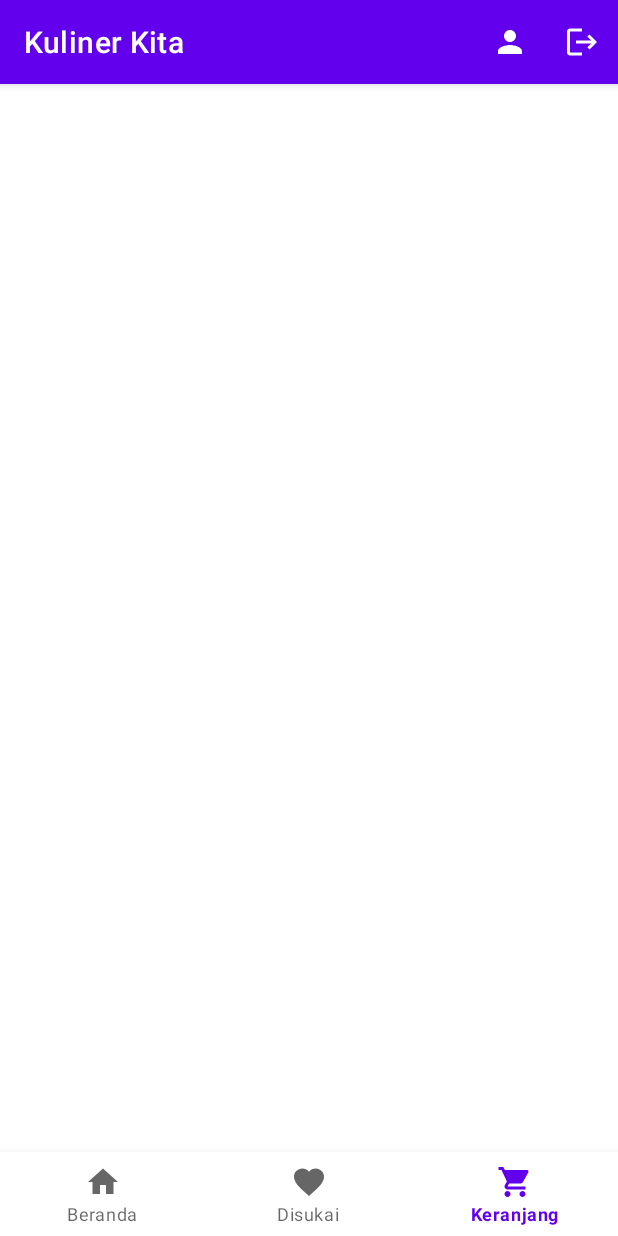
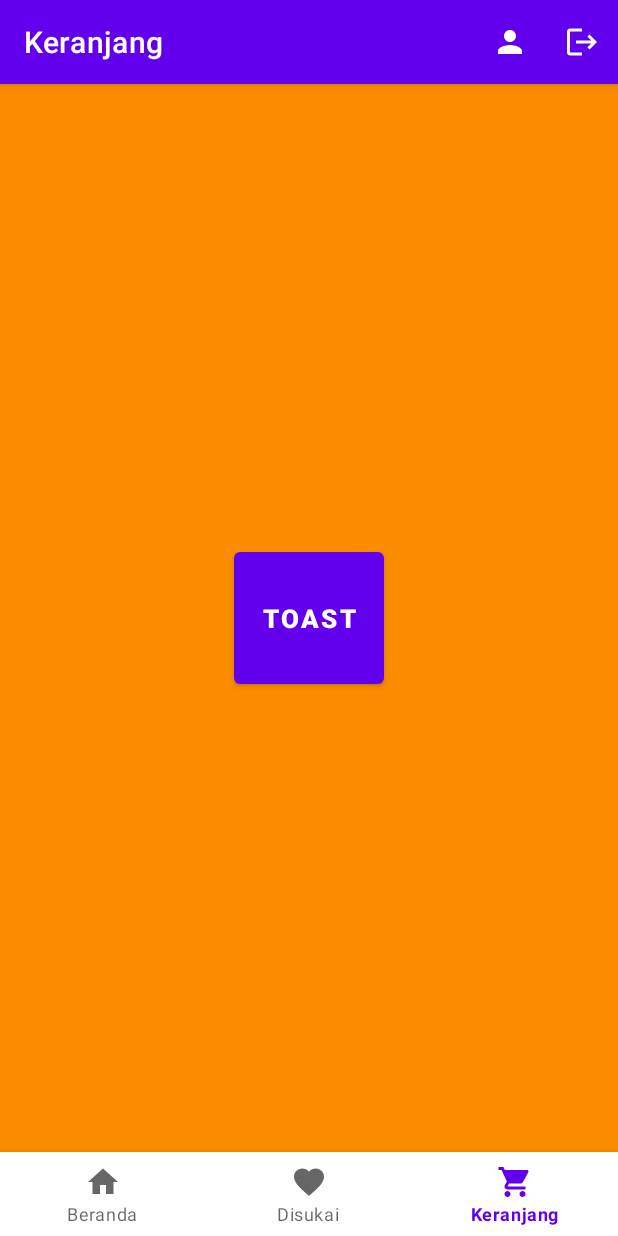
Before and after one commit to robetbangunlegato/kulinerkita, an Android app: the screen it shows after launch (MainActivity), item 3 of the bottom bar chosen, on a phone screen of 412 x 824 dp. Run offline under Robolectric (Android 15) with nearby library versions, the phone set to English and light mode, and no system bars.

Commit message:
update 1.2

```diff
--- a/app/src/main/java/com/robet/kulinerkita/FragmentKeranjang.java
+++ b/app/src/main/java/com/robet/kulinerkita/FragmentKeranjang.java
@@ -2,11 +2,15 @@ package com.robet.kulinerkita;
 
 import android.os.Bundle;
 
+import androidx.annotation.NonNull;
+import androidx.annotation.Nullable;
 import androidx.fragment.app.Fragment;
 
 import android.view.LayoutInflater;
 import android.view.View;
 import android.view.ViewGroup;
+import android.widget.Button;
+import android.widget.Toast;
 
 /**
  * A simple {@link Fragment} subclass.
@@ -23,6 +27,7 @@ public class FragmentKeranjang extends Fragment {
     // TODO: Rename and change types of parameters
     private String mParam1;
     private String mParam2;
+    private Button btnToast;
 
     public FragmentKeranjang() {
         // Required empty public constructor
@@ -61,4 +66,18 @@ public class FragmentKeranjang extends Fragment {
         // Inflate the layout for this fragment
         return inflater.inflate(R.layout.fragment_keranjang, container, false);
     }
+
+    @Override
+    public void onViewCreated(@NonNull View view, @Nullable Bundle savedInstanceState) {
+        super.onViewCreated(view, savedInstanceState);
+        btnToast = view.findViewById(R.id.btn_toast);
+        btnToast.setOnClickListener(new View.OnClickListener() {
+            @Override
+            public void onClick(View view) {
+                Toast.makeText(getActivity(), "Ini adalah fragment keranjang", Toast.LENGTH_SHORT).show();
+            }
+        });
+    }
+
+
 }
--- a/app/src/main/java/com/robet/kulinerkita/MainActivity.java
+++ b/app/src/main/java/com/robet/kulinerkita/MainActivity.java
@@ -1,16 +1,54 @@
 package com.robet.kulinerkita;
 
+import androidx.annotation.NonNull;
 import androidx.appcompat.app.AppCompatActivity;
+import androidx.fragment.app.Fragment;
+import androidx.fragment.app.FragmentManager;
+import androidx.fragment.app.FragmentTransaction;
 
+import android.content.Intent;
 import android.os.Bundle;
 import android.view.Menu;
+import android.view.MenuItem;
+
+import com.google.android.material.bottomnavigation.BottomNavigationView;
+import com.google.android.material.navigation.NavigationBarView;
 
 public class MainActivity extends AppCompatActivity {
+    private BottomNavigationView bnvKulinerKita;
+
+
 
     @Override
     protected void onCreate(Bundle savedInstanceState) {
         super.onCreate(savedInstanceState);
         setContentView(R.layout.activity_main);
+        bnvKulinerKita = findViewById(R.id.bnv_kuliner_kita);
+
+        //untuk membuka fragment default yaitu fragment beranda, agar ketika aplikasi pertama kali di buka langsung ke fragment beranda
+        bukaFragment(new FragmentBeranda());
+        getSupportActionBar().setTitle("Beranda");
+
+        bnvKulinerKita.setOnItemSelectedListener(new NavigationBarView.OnItemSelectedListener() {
+            @Override
+            public boolean onNavigationItemSelected(@NonNull MenuItem item) {
+                switch (item.getItemId()){
+                    case R.id.menu_beranda:
+                        bukaFragment(new FragmentBeranda());
+                        getSupportActionBar().setTitle("Beranda");
+                        return true;
+                    case R.id.menu_disukai:
+                        bukaFragment(new FragmentDisukai());
+                        getSupportActionBar().setTitle("Disukai");
+                        return true;
+                    case R.id.menu_keranjang:
+                        bukaFragment(new FragmentKeranjang());
+                        getSupportActionBar().setTitle("Keranjang");
+                        return true;
+                }
+                return false;
+            }
+        });
     }
 
     @Override
@@ -18,4 +56,25 @@ public class MainActivity extends AppCompatActivity {
         getMenuInflater().inflate(R.menu.menu_top_option,menu);
         return super.onCreateOptionsMenu(menu);
     }
+
+    @Override
+    public boolean onOptionsItemSelected(@NonNull MenuItem item) {
+        switch (item.getItemId()){
+            case R.id.menu_profil:
+                Intent pindah = new Intent(MainActivity.this, ProfilActivity.class);
+                startActivity(pindah);
+                break;
+            case R.id.menu_logout:
+                finish();
+
+        }
+        return super.onOptionsItemSelected(item);
+    }
+
+    private void bukaFragment(Fragment FRG){
+        FragmentManager FM = getSupportFragmentManager();
+        FragmentTransaction FT = FM.beginTransaction();
+        FT.replace(R.id.fl_container,FRG);
+        FT.commit();
+    }
 }
--- a/app/src/main/res/layout/fragment_keranjang.xml
+++ b/app/src/main/res/layout/fragment_keranjang.xml
@@ -6,4 +6,22 @@
     tools:context=".FragmentKeranjang"
     android:background="#FB8C00">
 
+
+    <RelativeLayout
+        android:layout_width="match_parent"
+        android:layout_height="match_parent"
+        android:layout_margin="6dp">
+
+        <Button
+            android:id="@+id/btn_toast"
+            android:layout_width="100dp"
+            android:layout_height="100dp"
+            android:layout_centerInParent="true"
+            android:text="TOAST"
+            android:textSize="17sp"
+            android:textStyle="bold"/>
+
+            />
+    </RelativeLayout>
+
 </FrameLayout>
```
Also changed, not shown: app/src/main/AndroidManifest.xml (+8 -0 lines), app/src/main/java/com/robet/kulinerkita/ProfilActivity.java (added, +17 -0 lines), app/src/main/res/layout/activity_profil.xml (added, +17 -0 lines).
